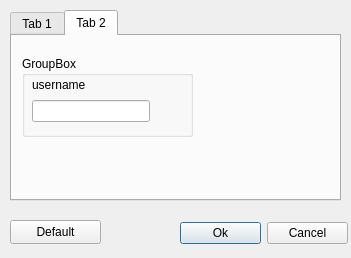
Old version of the form qtgui/settingdialog.ui in the repository vk-lang-cpp/andeme.
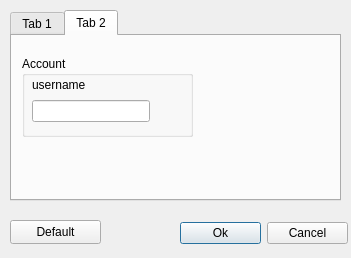
New version of the form.

Commit message: +болванка для теста класса с настройками,парочка изменений в интерфейсе,+библиотека в cmakelist

The edit to the form file:
```diff
--- a/qtgui/settingdialog.ui
+++ b/qtgui/settingdialog.ui
@@ -162,7 +162,7 @@
       </rect>
      </property>
      <property name="title">
-      <string>GroupBox</string>
+      <string>Account</string>
      </property>
      <widget class="QWidget" name="layoutWidget">
       <property name="geometry">
```
The commit also changes 3 other files.
